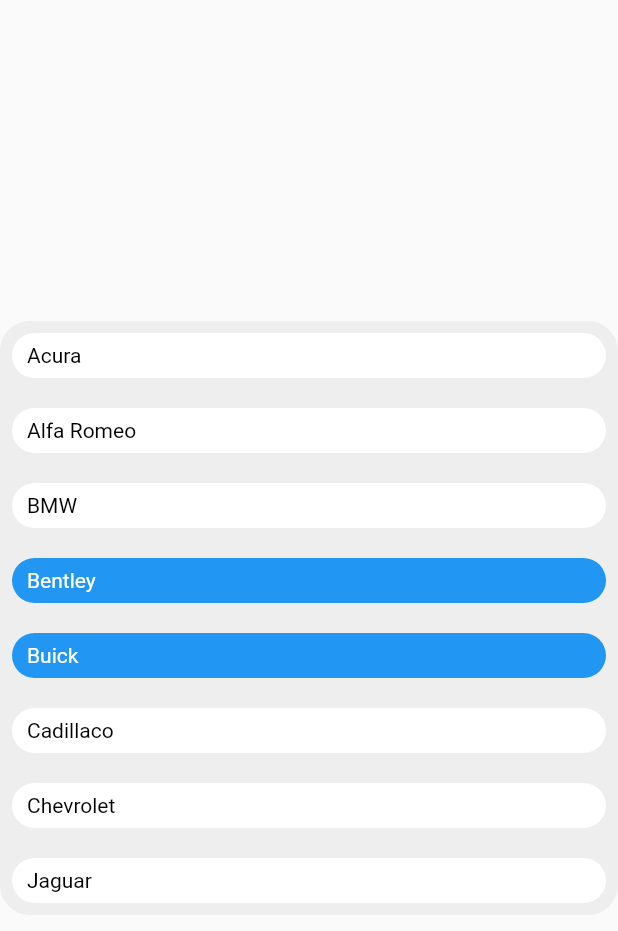
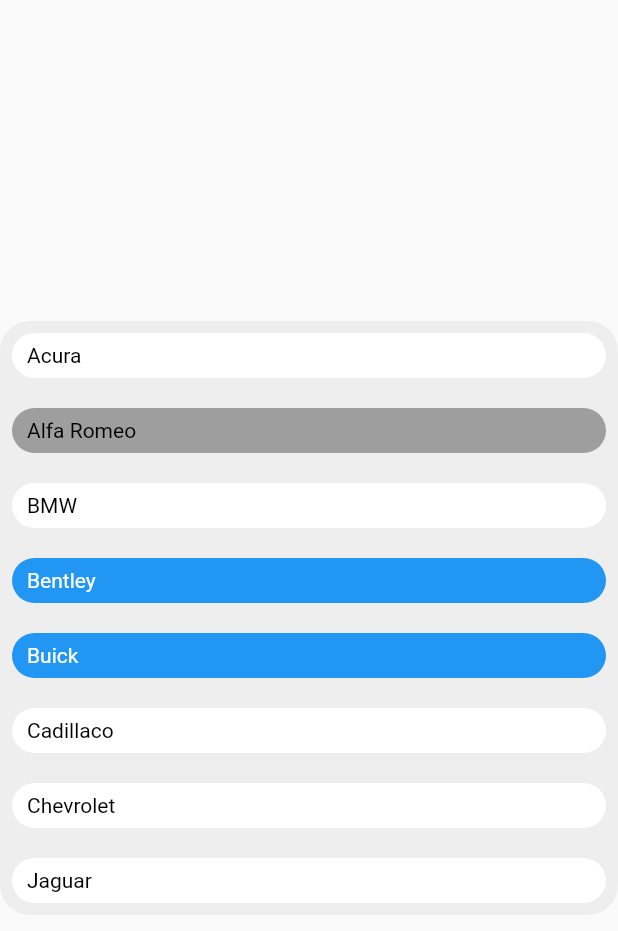
Before and after one commit to CodeFoxLk/flutter_multi_select, a Flutter app: the screen it shows after launch, on a phone screen of 412 x 824 dp. Shown: the top 931 px of the screen. Run offline on Flutter 3.47's test engine with Material 2 defaults, Android fonts, the phone set to English and light mode, and no system bars.

Commit message:
disabled

```diff
--- a/flutter_multi_select/example/lib/main.dart
+++ b/flutter_multi_select/example/lib/main.dart
@@ -57,7 +57,7 @@ class MyHomePage extends StatelessWidget {
           items: [
 
             SimpleMultiSelectCard(label: 'Acura', value: 'Acura'),
-            SimpleMultiSelectCard(label: 'Alfa Romeo', value: 'Alfa Romeo'),
+            SimpleMultiSelectCard(label: 'Alfa Romeo', value: 'Alfa Romeo', enabled: false),
             SimpleMultiSelectCard(label: 'BMW', value: 'BMW'),
             SimpleMultiSelectCard(
                 label: 'Bentley', value: 'Bentley', freezeInSelected: true),
@@ -70,7 +70,7 @@ class MyHomePage extends StatelessWidget {
             SimpleMultiSelectCard(label: 'Chevrolet', value: 'Chevrolet'),
             SimpleMultiSelectCard(label: 'Jaguar', value: 'Jaguar')
           ],
-          onChange: (v, a) {},
+          onChange: (v, a, i) {},
         ),
       ),
     );
--- a/flutter_multi_select/lib/flutter_multi_select.dart
+++ b/flutter_multi_select/lib/flutter_multi_select.dart
@@ -6,6 +6,8 @@ export 'src/models/multiselect_prefix.dart';
 export 'src/models/multiselect_suffix.dart';
 export 'src/models/multiselect_wrap_settings.dart';
 export 'src/models/multiselect_list_settings.dart';
+export 'src/models/animations.dart';
+export 'src/models/alignments.dart';
 
 export 'src/containers/simple_multi_select_container.dart';
 
--- a/flutter_multi_select/lib/src/containers/simple_multi_select_container.dart
+++ b/flutter_multi_select/lib/src/containers/simple_multi_select_container.dart
@@ -1,9 +1,11 @@
 import 'package:flutter/material.dart';
-import 'package:flutter_multi_select/src/const/const_values.dart';
-import 'package:flutter_multi_select/src/models/multiselect_list_settings.dart';
-import 'package:flutter_multi_select/src/models/multiselect_prefix.dart';
-import 'package:flutter_multi_select/src/models/multiselect_suffix.dart';
-import 'package:flutter_multi_select/src/models/multiselect_wrap_settings.dart';
+import '../const/const_values.dart';
+import '../models/alignments.dart';
+import '../models/animations.dart';
+import '../models/multiselect_list_settings.dart';
+import '../models/multiselect_prefix.dart';
+import '../models/multiselect_suffix.dart';
+import '../models/multiselect_wrap_settings.dart';
 import '../../flutter_multi_select.dart';
 import '../cards/simple_multiselect_card.dart';
 
@@ -24,6 +26,9 @@ class SimpleMultiSelectContainer<T> extends StatefulWidget {
     this.wrapSettings = const WrapSettings(),
     this.listViewSettings = const ListViewSettings(),
     this.showInListView = false,
+    this.animations = const MultiSelectSimpleAnimations(),
+    this.alignments = const MultiSelectSimpleAlignments(),
+    this.onDisabledTap,
   }) : super(key: key);
 
   final List<SimpleMultiSelectCard<T>> items;
@@ -33,15 +38,19 @@ class SimpleMultiSelectContainer<T> extends StatefulWidget {
   final bool isMaxSelectingCountWithFreezedSelects;
   final MultiSelectDecorations itemsDecoration;
   final MultiSelectTextStyles textStyles;
+  final MultiSelectSimpleAnimations animations;
+  final MultiSelectSimpleAlignments alignments;
   final MultiSelectPrefix? prefix;
   final MultiSelectSuffix? suffix;
   final WrapSettings wrapSettings;
   final ListViewSettings listViewSettings;
   final bool showInListView;
 
-  final void Function(List<T> selectedItems, List<T>? unselectedItems)?
-      onMaximumSelected;
-  final void Function(List<T> selectedItems, List<T>? unselectedItems) onChange;
+  final void Function(List<T> selectedItems, List<T>? unselectedItems,
+      SimpleMultiSelectCard<T> selectedItem)? onMaximumSelected;
+  final void Function(List<T> selectedItems, List<T>? unselectedItems,
+      SimpleMultiSelectCard<T> selectedItem) onChange;
+  final void Function(SimpleMultiSelectCard<T> selectedItem)? onDisabledTap;
 
   @override
   _SimpleMultiSelectContainerState<T> createState() =>
@@ -88,7 +97,7 @@ class _SimpleMultiSelectContainerState<T>
           final valuesOfSelected = _getValues();
           //
           if (widget.onMaximumSelected != null) {
-            widget.onMaximumSelected!(valuesOfSelected, valuesOfSelected);
+            widget.onMaximumSelected!(valuesOfSelected, valuesOfSelected, item);
           }
           //
         } else {
@@ -98,7 +107,7 @@ class _SimpleMultiSelectContainerState<T>
     }
     //
     final valuesOfSelected = _getValues();
-    widget.onChange(valuesOfSelected, valuesOfSelected);
+    widget.onChange(valuesOfSelected, valuesOfSelected, item);
     setState(() {});
   }
 
@@ -112,7 +121,10 @@ class _SimpleMultiSelectContainerState<T>
   }
 
   Decoration _getDecoration(SimpleMultiSelectCard<T> item, bool isSelected) {
-    final decoration = isSelected
+    final decoration = !item.enabled
+        ? item.decorations.disabledDecoration ??
+            widget.itemsDecoration.getDisabledDecoration(context)
+        : isSelected
             ? item.decorations.selectedDecoration ??
                 widget.itemsDecoration.getSelectedDecoration(context)
             : item.decorations.decoration ??
@@ -121,10 +133,14 @@ class _SimpleMultiSelectContainerState<T>
   }
 
   TextStyle _getTextStyle(SimpleMultiSelectCard<T> item, bool isSelected) {
-    final textStyle = isSelected
+    final textStyle = !item.enabled
+        ? item.textStyles.disabledTextStyle ??
+            widget.textStyles.getDisabledTextStyle(context)
+        : isSelected
             ? item.textStyles.selectedTextStyle ??
                 widget.textStyles.getSelectedTextStyle(context)
-        : item.textStyles.textStyle ?? widget.textStyles.getTextStyle(context);
+            : item.textStyles.textStyle ??
+                widget.textStyles.getTextStyle(context);
     return textStyle;
   }
 
@@ -207,14 +223,21 @@ class _SimpleMultiSelectContainerState<T>
             ? (item.child == null ? Clip.hardEdge : item.clipBehavior!)
             : item.clipBehavior!,
         //
-        duration: const Duration(milliseconds: 700),
+        duration: widget.animations.decorationAimationDuration,
+        curve: widget.animations.decorationAnimationCurve,
         //
         decoration: _getDecoration(item, isSelected),
         //
         child: Material(
           type: MaterialType.transparency,
           child: InkWell(
-            onTap: () {
+            onTap: item.enabled == false
+                ? widget.onDisabledTap == null
+                    ? null
+                    : () {
+                        widget.onDisabledTap!(item);
+                      }
+                : () {
                     _onChange(item);
                   },
             child: Container(
@@ -224,12 +247,25 @@ class _SimpleMultiSelectContainerState<T>
                   : item.contentPadding,
               margin: item.margin ?? kCardMargin,
               child: Row(
-                mainAxisSize: MainAxisSize.min,
+                mainAxisSize: widget.alignments.mainAxisSize,
+                mainAxisAlignment: widget.alignments.mainAxisAlignment,
+                crossAxisAlignment: widget.alignments.crossAxisAlignment,
                 children: [
                   _prefix == null
                       ? const SizedBox()
+                      : !item.enabled
+                          ? SizedBox(
+                              key: ValueKey(item.value),
+                              child: _prefix.disabledPrefix ??
+                                  _prefix.enabledPrefix,
+                            )
                           : AnimatedSwitcher(
-                          duration: const Duration(milliseconds: 400),
+                              duration:
+                                  widget.animations.prefixAimationDuration,
+                              switchInCurve:
+                                  widget.animations.prefixAnimationCurve,
+                              switchOutCurve:
+                                  widget.animations.prefixAnimationCurve,
                               layoutBuilder: (Widget? currentChild,
                                   List<Widget> previousChildren) {
                                 return currentChild!;
@@ -243,7 +279,8 @@ class _SimpleMultiSelectContainerState<T>
                                   : SizedBox(child: _prefix.enabledPrefix),
                             ),
                   AnimatedDefaultTextStyle(
-                    duration: const Duration(milliseconds: 400),
+                    duration: widget.animations.labelAimationDuration,
+                    curve: widget.animations.labeAnimationlCurve,
                     style: _getTextStyle(item, isSelected),
                     child: item.child ??
                         Text(
@@ -252,8 +289,19 @@ class _SimpleMultiSelectContainerState<T>
                   ),
                   _suffix == null
                       ? const SizedBox()
+                      : !item.enabled
+                          ? SizedBox(
+                              key: ValueKey(item.value),
+                              child: _suffix.disabledSuffix ??
+                                  _suffix.enabledSuffix,
+                            )
                           : AnimatedSwitcher(
-                          duration: const Duration(milliseconds: 400),
+                              duration:
+                                  widget.animations.suffixAimationDuration,
+                              switchInCurve:
+                                  widget.animations.suffixAnimationCurve,
+                              switchOutCurve:
+                                  widget.animations.suffixAnimationCurve,
                               layoutBuilder: (Widget? currentChild,
                                   List<Widget> previousChildren) {
                                 return currentChild!;
--- /dev/null
+++ b/flutter_multi_select/lib/src/models/alignments.dart
@@ -0,0 +1,13 @@
+import 'package:flutter/material.dart';
+
+class MultiSelectSimpleAlignments {
+  final MainAxisAlignment mainAxisAlignment;
+  final MainAxisSize mainAxisSize;
+  final CrossAxisAlignment crossAxisAlignment;
+
+  const MultiSelectSimpleAlignments({
+    this.mainAxisAlignment = MainAxisAlignment.start,
+    this.mainAxisSize = MainAxisSize.min,
+    this.crossAxisAlignment = CrossAxisAlignment.center,
+  });
+}
--- /dev/null
+++ b/flutter_multi_select/lib/src/models/animations.dart
@@ -0,0 +1,26 @@
+import 'package:flutter/animation.dart';
+
+class MultiSelectSimpleAnimations {
+  final Duration decorationAimationDuration;
+  final Curve decorationAnimationCurve;
+  //
+  final Duration prefixAimationDuration;
+  final Curve prefixAnimationCurve;
+  //
+  final Duration suffixAimationDuration;
+  final Curve suffixAnimationCurve;
+  //
+  final Duration labelAimationDuration;
+  final Curve labeAnimationlCurve;
+
+  const MultiSelectSimpleAnimations({
+    this.decorationAimationDuration = const Duration(milliseconds: 350),
+    this.decorationAnimationCurve = Curves.linear,
+    this.prefixAimationDuration = const Duration(milliseconds: 250),
+    this.prefixAnimationCurve = Curves.linear,
+    this.suffixAimationDuration = const Duration(milliseconds: 250),
+    this.suffixAnimationCurve = Curves.linear,
+    this.labelAimationDuration = const Duration(milliseconds: 250),
+    this.labeAnimationlCurve = Curves.linear,
+  });
+}
--- a/flutter_multi_select/lib/src/models/animations_durations.dart
+++ /dev/null
@@ -1,3 +0,0 @@
-class MultiSelectAnimationsDurations{
-
-}
--- a/flutter_multi_select/lib/src/models/decorations.dart
+++ b/flutter_multi_select/lib/src/models/decorations.dart
@@ -53,4 +53,12 @@ class MultiSelectDecorations {
             color: _colorScheme.primary,
             borderRadius: _getBorderRadius());
   }
+
+  Decoration getDisabledDecoration(BuildContext context) {
+    return decoration ??
+        BoxDecoration(
+            color: Colors.grey,
+            borderRadius: _getBorderRadius(),
+        );
+  }
 }
--- a/flutter_multi_select/lib/src/models/multiselect_suffix.dart
+++ b/flutter_multi_select/lib/src/models/multiselect_suffix.dart
@@ -5,5 +5,6 @@ class MultiSelectSuffix {
   final Widget? disabledSuffix;
   final Widget? selectedSuffix;
 
-  MultiSelectSuffix({ this.enabledSuffix, this.disabledSuffix, this.selectedSuffix});
+  MultiSelectSuffix(
+      {this.enabledSuffix, this.disabledSuffix, this.selectedSuffix});
 }
--- a/flutter_multi_select/lib/src/models/multiselect_text_styles.dart
+++ b/flutter_multi_select/lib/src/models/multiselect_text_styles.dart
@@ -35,6 +35,14 @@ class MultiSelectTextStyles {
         );
   }
 
+  TextStyle getDisabledTextStyle(BuildContext context) {
+    ColorScheme _colorScheme = Theme.of(context).colorScheme;
+    return textStyle ??
+        TextStyle(
+          color: _colorScheme.onSurface,
+        );
+  }
+
   TextStyle getSelectedTextStyle(BuildContext context) {
     ColorScheme _colorScheme = Theme.of(context).colorScheme;
     return selectedTextStyle ??
```
Also changed, not shown: flutter_multi_select/lib/src/containers/multi_select_checkbox_list.dart (added). Lines whose indentation alone changed are shown as unchanged.
